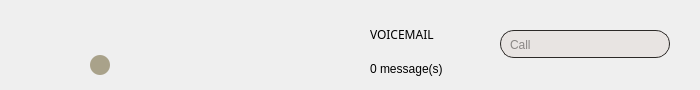
wazo-platform/wazo-client-qt, file xivoclient/src/xlets/identity/identity.ui: the form before one commit.
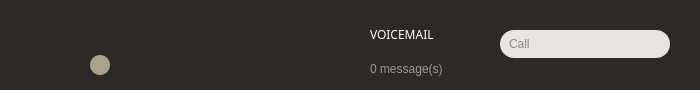
The form after the commit. Icons and pictures are not drawn.

Commit message: first color adjustment

What changed in the file:
```diff
--- a/xivoclient/src/xlets/identity/identity.ui
+++ b/xivoclient/src/xlets/identity/identity.ui
@@ -25,8 +25,13 @@
   <property name="windowTitle">
    <string notr="true"/>
   </property>
+  <property name="autoFillBackground">
+   <bool>false</bool>
+  </property>
   <property name="styleSheet">
-   <string notr="true"/>
+   <string notr="true">#IdentityWidget {
+    background: #2c2927;
+}</string>
   </property>
   <widget class="QPushButton" name="fold_button">
    <property name="geometry">
@@ -94,7 +99,7 @@
     </font>
    </property>
    <property name="styleSheet">
-    <string notr="true"/>
+    <string notr="true">color: white;</string>
    </property>
    <property name="text">
     <string/>
@@ -118,7 +123,7 @@
     </font>
    </property>
    <property name="styleSheet">
-    <string notr="true"/>
+    <string notr="true">color: #A09790</string>
    </property>
    <property name="text">
     <string/>
@@ -139,6 +144,9 @@
      <pointsize>9</pointsize>
     </font>
    </property>
+   <property name="styleSheet">
+    <string notr="true">color: white;</string>
+   </property>
    <property name="text">
     <string>VOICEMAIL</string>
    </property>
@@ -158,6 +166,9 @@
      <pointsize>8</pointsize>
     </font>
    </property>
+   <property name="styleSheet">
+    <string notr="true">color: #a09790;</string>
+   </property>
    <property name="text">
     <string/>
    </property>
@@ -271,6 +282,9 @@
      <pointsize>9</pointsize>
     </font>
    </property>
+   <property name="styleSheet">
+    <string notr="true">color: #A09790;</string>
+   </property>
    <property name="text">
     <string extracomment="default for unread voicemail messages">0 message(s)</string>
    </property>
@@ -286,9 +300,9 @@
    </property>
    <property name="styleSheet">
     <string notr="true">background-color: #e8e4e2;
-border: 1px solid #2c2927;
+/*border: 1px solid #2c2927;*/
 border-radius: 14px;
-padding: 7px;
+padding-left: 7px;
 color: #2c2927;</string>
    </property>
    <property name="placeholderText">
```
Left out of the diff: 4 changed lines with no effect on the pictures. The commit also changes 3 other files.
